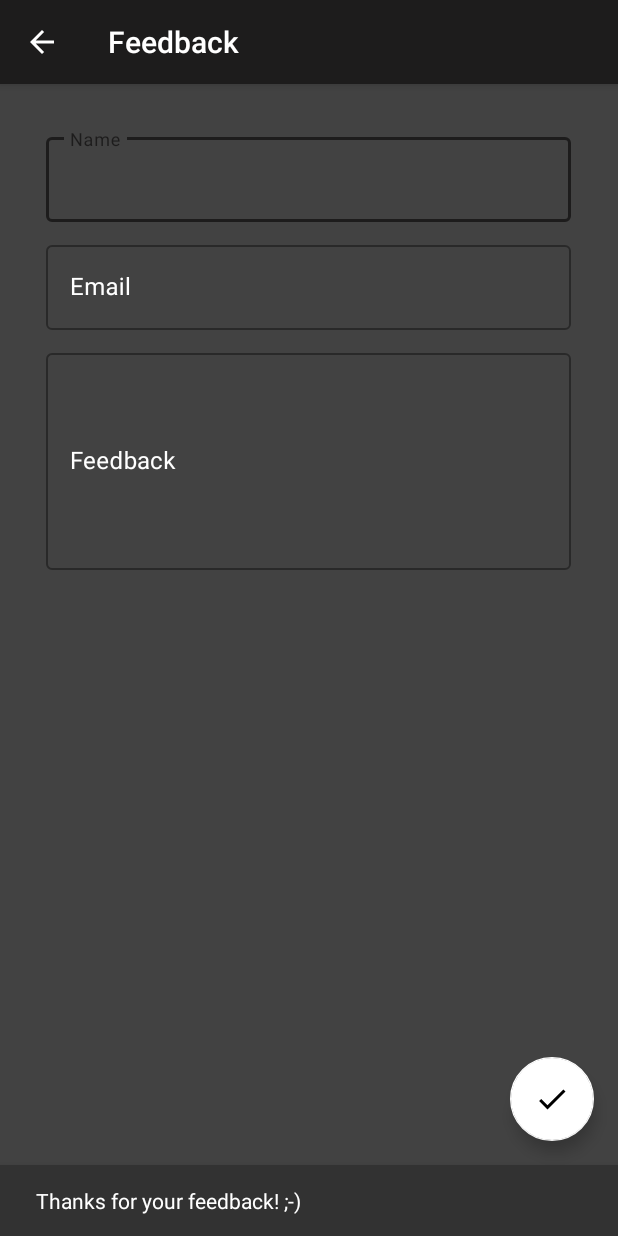
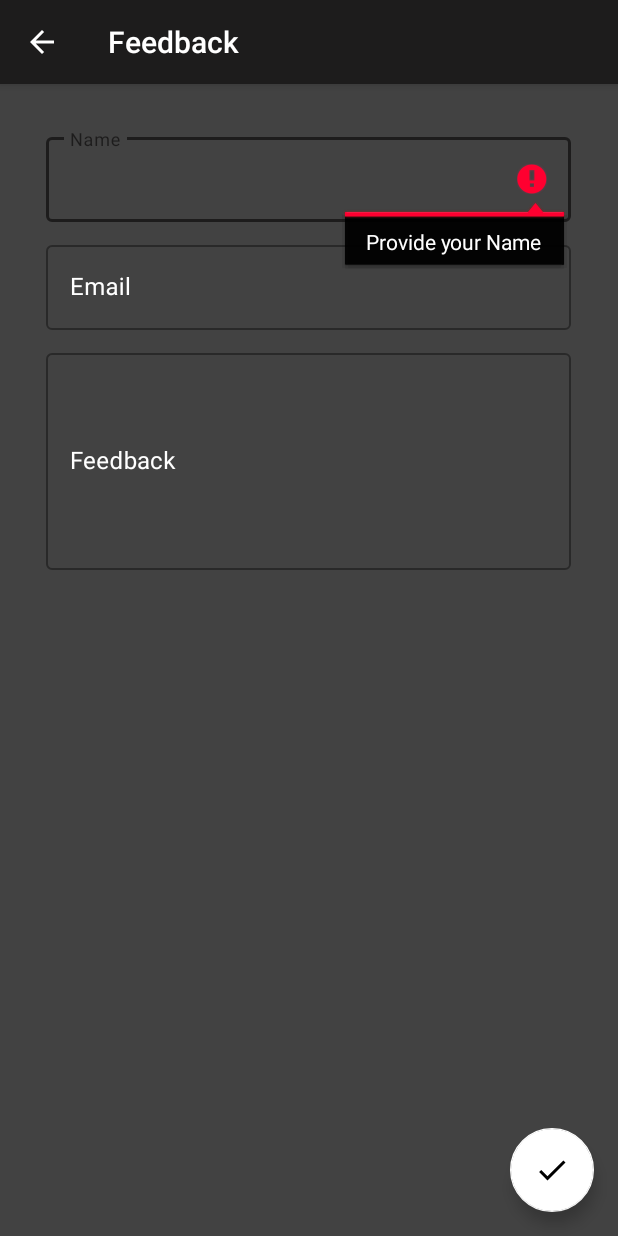
Before and after one commit to gnanasreekar/CEMS, an Android app: the feedback screen opened directly, with no data from a screen before it, after a tap on an icon or button, on a phone screen of 412 x 824 dp. Run offline under Robolectric (Android 15) with nearby library versions, the phone set to English and light mode, and no system bars; our stand-ins replace Firebase (no records; nobody signed in at launch, a user with empty details on screens opened directly); 1 statement that could not run was skipped.

Commit message:
Text fields

```diff
--- a/app/src/main/AndroidManifest.xml
+++ b/app/src/main/AndroidManifest.xml
@@ -34,11 +34,6 @@
             android:name=".MainActivity"
             android:label="@string/app_name"
             android:theme="@style/AppTheme.NoActionBar">
-            <intent-filter>
-                <action android:name="android.intent.action.MAIN" />
-
-                <category android:name="android.intent.category.LAUNCHER" />
-            </intent-filter>
         </activity>
     </application>
 
--- a/app/src/main/java/com/rgs/cems/feedback.java
+++ b/app/src/main/java/com/rgs/cems/feedback.java
@@ -15,10 +15,10 @@ import com.google.firebase.database.DatabaseReference;
 import com.google.firebase.database.FirebaseDatabase;
 
 public class feedback extends AppCompatActivity {
-    EditText email;
-    EditText feedback;
-    EditText name;
-    String uid;
+    EditText emailet;
+    EditText feedbacket;
+    EditText nameet;
+    String uid,name,email,feedback;
 
 
     @Override
@@ -36,30 +36,53 @@ public class feedback extends AppCompatActivity {
         });
         setTitle("Feedback");
 
-        email = findViewById(R.id.feedback_mail);
-        feedback = findViewById(R.id.feedback);
-        name = findViewById(R.id.feedback_name);
+        emailet = findViewById(R.id.feedback_mail);
+        feedbacket = findViewById(R.id.feedback);
+        nameet = findViewById(R.id.feedback_name);
         SharedPreferences sharedPreferences = getApplicationContext().getSharedPreferences("sp",0);
         uid = sharedPreferences.getString("name" , null);
         Toast.makeText(this, uid, Toast.LENGTH_SHORT).show(); //TODO: Remove Toast
+
+
+
+
         FloatingActionButton fab = findViewById(R.id.fab);
         fab.setOnClickListener(new View.OnClickListener() {
             @Override
             public void onClick(View view) {
-                feedback_todb();
-                Snackbar.make(view, "Thanks for your feedback! ;-)", Snackbar.LENGTH_LONG)
-                        .setAction("Action", null).show();
+
+                String name = nameet.getText().toString();
+                String email = emailet.getText().toString();
+                String feedback = feedbacket.getText().toString();
+
+                if (name.isEmpty()) {
+                    nameet.setError("Provide your Name");
+                    nameet.requestFocus();
+                } else if (email.isEmpty()) {
+                    emailet.setError("Provide your Email!");
+                    emailet.requestFocus();
+                } else if (feedback.isEmpty()) {
+                    feedbacket.setError("Fill the Field");
+                    feedbacket.requestFocus();
+                } else {
+                    DatabaseReference databaseReference = FirebaseDatabase.getInstance().getReference("Feedback/" + uid);
+                    databaseReference.child("Name").setValue(name);
+                    databaseReference.child("Email").setValue(email);
+                    databaseReference.child("Feedback").setValue(feedback);
+                    Snackbar.make(view, "Thanks for your feedback! ;-)", Snackbar.LENGTH_LONG)
+                            .setAction("Action", null).show();
+                }
             }
         });
     }
 
-    public void feedback_todb() {
-
-        DatabaseReference databaseReference = FirebaseDatabase.getInstance().getReference("Feedback/" + uid);
-        databaseReference.child("Name").setValue(name.getText().toString());
-        databaseReference.child("Email").setValue(email.getText().toString());
-        databaseReference.child("Feedback").setValue(feedback.getText().toString());
-        Toast.makeText(this, "ThankYou For the feedback"  , Toast.LENGTH_SHORT).show();
-    }
+//    public void feedback_todb() {
+//
+//        DatabaseReference databaseReference = FirebaseDatabase.getInstance().getReference("Feedback/" + uid);
+//        databaseReference.child("Name").setValue(name);
+//        databaseReference.child("Email").setValue(email);
+//        databaseReference.child("Feedback").setValue(feedback);
+//        Toast.makeText(this, "ThankYou For the feedback"  , Toast.LENGTH_SHORT).show();
+//    }
 
 }
--- a/app/src/main/res/layout/activity_signup.xml
+++ b/app/src/main/res/layout/activity_signup.xml
@@ -34,6 +34,7 @@
             android:id="@+id/username_signup"
             android:layout_width="match_parent"
             android:layout_height="wrap_content"
+            android:singleLine="true"
             android:textColor="@color/colorAccent"
             android:textColorHint="@color/colorAccent"
             android:hint="@string/user_name" />
@@ -54,6 +55,7 @@
             android:layout_width="match_parent"
             android:layout_height="wrap_content"
             android:hint="@string/email"
+            android:singleLine="true"
             android:textColor="@color/colorAccent"
             />
     </com.google.android.material.textfield.TextInputLayout>
@@ -74,6 +76,7 @@
             android:layout_height="wrap_content"
             android:inputType="textPassword"
             android:textColor="@color/colorAccent"
+            android:singleLine="true"
             android:textColorHint="@color/colorAccent"
             android:hint="@string/password" />
     </com.google.android.material.textfield.TextInputLayout>
--- a/app/src/main/res/layout/content_feedback.xml
+++ b/app/src/main/res/layout/content_feedback.xml
@@ -65,6 +65,9 @@
             android:layout_width="match_parent"
             android:layout_height="match_parent"
             android:textColor="@color/colorAccent"
+            android:scrollIndicators="right"
+            android:scrollbars="vertical"
+            android:singleLine="true"
             android:textColorHint="@color/colorAccent"
             android:hint="@string/feedback" />
     </com.google.android.material.textfield.TextInputLayout>
--- a/app/src/main/res/values-v21/styles.xml
+++ b/app/src/main/res/values-v21/styles.xml
@@ -3,6 +3,15 @@
     <style name="AppTheme.NoActionBar">
         <item name="windowActionBar">false</item>
         <item name="windowNoTitle">true</item>
-        <item name="android:statusBarColor">@android:color/transparent</item>
+        <item name="android:statusBarColor">@color/colorPrimaryDark</item>
+    </style>
+
+    <style name="AppTheme" parent="Theme.AppCompat.Light.DarkActionBar">
+        <!-- Customize your theme here. -->
+        <item name="colorPrimary">@color/colorPrimary</item>
+        <item name="colorPrimaryDark">@color/colorPrimaryDark</item>
+        <item name="colorAccent">@color/colorAccent</item>
+        <item name="android:statusBarColor">@color/dark</item>
+
     </style>
 </resources>
```
Also changed, not shown: app/src/main/java/com/rgs/cems/Auth/Signup.java (+7 -2 lines).
